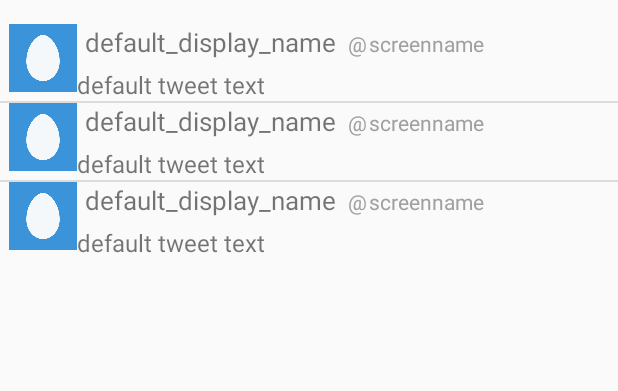
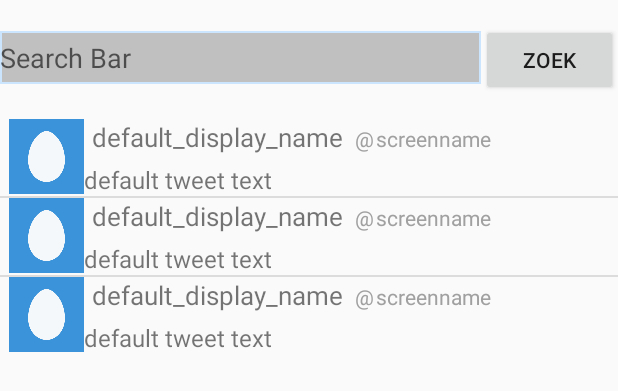
Before and after one commit to tuindwerg/Twetter, an Android app: the layout activity_main.xml on its own in the app's theme, with its tools: preview values and no code run, on a phone screen of 412 x 824 dp. Shown: the top 391 px of the screen. Run offline under Robolectric (Android 15) with nearby library versions, the phone set to English and light mode, and no system bars.

```diff
--- a/app/src/main/AndroidManifest.xml
+++ b/app/src/main/AndroidManifest.xml
@@ -10,9 +10,11 @@
         android:icon="@mipmap/ic_launcher"
         android:label="@string/app_name"
         android:supportsRtl="true"
+        android:windowSoftInputMode="stateHidden"
         android:theme="@style/AppTheme">
 
         <activity android:name=".Activities.MainActivity">
+
             <intent-filter>
                 <action android:name="android.intent.action.MAIN" />
 
--- a/app/src/main/java/nl/saxion/joep/twetter/Model/ASync/GetImagesASyncTask.java
+++ b/app/src/main/java/nl/saxion/joep/twetter/Model/ASync/GetImagesASyncTask.java
@@ -38,7 +38,7 @@ public class GetImagesASyncTask extends AsyncTask<String, Void, Bitmap> {
             InputStream inputStream = new URL(urldisplay).openStream();
             mIcon11 = BitmapFactory.decodeStream(inputStream);
 
-
+            inputStream.close();
         } catch (IOException e) {
             Log.e("ERROR", e.getMessage());
             e.printStackTrace();
--- /dev/null
+++ b/app/src/main/res/drawable/textbox2.xml
@@ -0,0 +1,5 @@
+<?xml version="1.0" encoding="utf-8"?>
+<shape xmlns:android="http://schemas.android.com/apk/res/android" android:shape="rectangle" >
+    <solid android:color="#C0C0C0" />
+    <stroke android:width="1dip" android:color="#CCE5FF"/>
+</shape>
--- a/app/src/main/res/layout/activity_main.xml
+++ b/app/src/main/res/layout/activity_main.xml
@@ -1,16 +1,53 @@
 <?xml version="1.0" encoding="utf-8"?>
-<RelativeLayout xmlns:android="http://schemas.android.com/apk/res/android"
+<LinearLayout xmlns:android="http://schemas.android.com/apk/res/android"
     xmlns:tools="http://schemas.android.com/tools"
     android:layout_width="match_parent"
     android:layout_height="match_parent"
+    android:orientation="vertical"
     android:paddingTop="@dimen/activity_vertical_margin"
     tools:context=".Activities.MainActivity">
 
-    <ListView
-        android:id="@+id/tweetlistView"
-        android:layout_width="wrap_content"
-        tools:listitem="@layout/tweet_list_item"
-        android:layout_height="wrap_content"
-        android:layout_alignParentTop="true"
-        android:layout_centerHorizontal="true" />
-</RelativeLayout>
+    <LinearLayout
+        android:layout_width="match_parent"
+        android:focusableInTouchMode="true"
+        android:descendantFocusability="beforeDescendants"
+        android:layout_marginBottom="15dp"
+        android:orientation="horizontal"
+        android:layout_height="wrap_content">
+
+        <EditText
+            android:id="@+id/et_searchbox"
+            android:layout_width="1dp"
+            android:layout_height="wrap_content"
+            android:layout_alignParentTop="true"
+            android:paddingTop="5dp"
+            android:cursorVisible="false"
+            android:paddingBottom="5dp"
+            android:background="@drawable/textbox2"
+            android:layout_weight="115"
+            android:ems="10"
+            android:inputType="textPersonName"
+            android:hint="Search Bar"/>
+        <Button
+            android:layout_width="wrap_content"
+            android:text="Zoek"
+            android:layout_weight="1"
+            android:layout_height="wrap_content" />
+
+    </LinearLayout>
+
+
+    <LinearLayout
+        android:layout_width="match_parent"
+        android:layout_height="wrap_content">
+
+        <ListView
+            android:id="@+id/tweetlistView"
+            android:layout_width="match_parent"
+            android:layout_height="wrap_content"
+            android:layout_alignTop="@id/et_searchbox"
+            android:layout_centerHorizontal="true"
+            tools:listitem="@layout/tweet_list_item" />
+    </LinearLayout>
+
+</LinearLayout>
--- a/app/src/main/res/layout/tweet_list_item.xml
+++ b/app/src/main/res/layout/tweet_list_item.xml
@@ -15,15 +15,14 @@
 
         <ImageView
             android:id="@+id/iv_profile_picture"
-            android:layout_width="wrap_content"
-            android:layout_height="wrap_content"
+            android:layout_width="50dp"
+            android:layout_height="50dp"
             android:adjustViewBounds="true"
-            android:maxHeight="45dp"
-            android:maxWidth="45dp"
+
             android:src="@drawable/default_profile_0_400x400" />
 
         <LinearLayout
-            android:layout_width="wrap_content"
+            android:layout_width="match_parent"
             android:layout_height="wrap_content"
             android:orientation="vertical">
 
```
Also changed, not shown: app/src/main/java/nl/saxion/joep/twetter/Model/ASync/GetSearchTweetsASyncTask.java (+9 -15 lines), app/src/main/java/nl/saxion/joep/twetter/Model/Tweet.java (+13 -1 lines), app/src/main/java/nl/saxion/joep/twetter/View/TweetListAdapter.java (+10 -3 lines).
